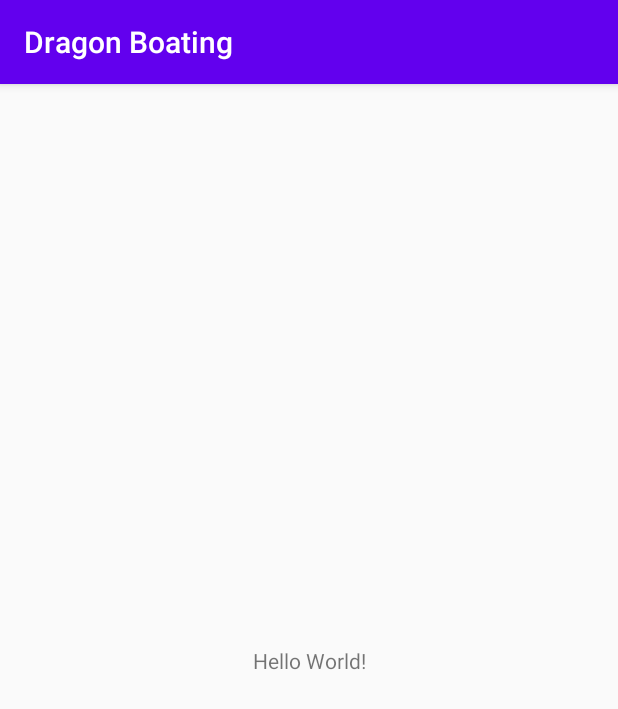
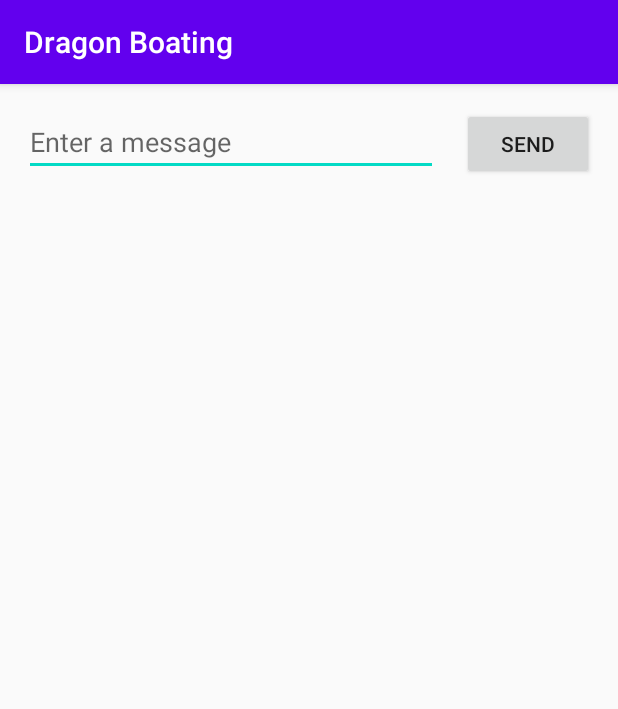
Before and after one commit to JorgeMarcano/AndroidDBoat, an Android app: the screen it shows after launch (MainActivity), on a phone screen of 412 x 824 dp. Shown: the top 709 px of the screen. Run offline under Robolectric (Android 15) with nearby library versions, the phone set to English and light mode, and no system bars.

Commit message:
basic following of the tutorial on website

```diff
--- a/DragonBoating/app/src/main/AndroidManifest.xml
+++ b/DragonBoating/app/src/main/AndroidManifest.xml
@@ -9,6 +9,7 @@
         android:roundIcon="@mipmap/ic_launcher_round"
         android:supportsRtl="true"
         android:theme="@style/AppTheme">
+        <activity android:name=".DisplayMessageActivity" android:parentActivityName=".MainActivity"></activity>
         <activity android:name=".MainActivity">
             <intent-filter>
                 <action android:name="android.intent.action.MAIN" />
--- a/DragonBoating/app/src/main/res/layout/activity_main.xml
+++ b/DragonBoating/app/src/main/res/layout/activity_main.xml
@@ -6,13 +6,33 @@
     android:layout_height="match_parent"
     tools:context=".MainActivity">
 
-    <TextView
+    <EditText
+        android:id="@+id/editText"
+        android:layout_width="0dp"
+        android:layout_height="wrap_content"
+        android:layout_marginStart="16dp"
+        android:layout_marginLeft="16dp"
+        android:layout_marginTop="16dp"
+        android:ems="10"
+        android:hint="@string/edit_message"
+        android:inputType="textPersonName"
+        app:layout_constraintEnd_toStartOf="@+id/button"
+        app:layout_constraintHorizontal_bias="0.5"
+        app:layout_constraintStart_toStartOf="parent"
+        app:layout_constraintTop_toTopOf="parent" />
+
+    <Button
+        android:id="@+id/button"
         android:layout_width="wrap_content"
         android:layout_height="wrap_content"
-        android:text="Hello World!"
-        app:layout_constraintBottom_toBottomOf="parent"
-        app:layout_constraintLeft_toLeftOf="parent"
-        app:layout_constraintRight_toRightOf="parent"
-        app:layout_constraintTop_toTopOf="parent" />
-
+        android:layout_marginStart="16dp"
+        android:layout_marginLeft="16dp"
+        android:layout_marginEnd="16dp"
+        android:layout_marginRight="16dp"
+        android:onClick="sendMessage"
+        android:text="@string/button_send"
+        app:layout_constraintBaseline_toBaselineOf="@+id/editText"
+        app:layout_constraintEnd_toEndOf="parent"
+        app:layout_constraintHorizontal_bias="0.5"
+        app:layout_constraintStart_toEndOf="@+id/editText" />
 </androidx.constraintlayout.widget.ConstraintLayout>
--- a/DragonBoating/app/src/main/res/values/strings.xml
+++ b/DragonBoating/app/src/main/res/values/strings.xml
@@ -1,3 +1,5 @@
 <resources>
     <string name="app_name">Dragon Boating</string>
+    <string name="edit_message">Enter a message</string>
+    <string name="button_send">Send</string>
 </resources>
```
Also changed, not shown: DragonBoating/app/src/main/java/com/dboat/dragonboat/dragonboating/DisplayMessageActivity.java (added, +24 -0 lines), DragonBoating/app/src/main/java/com/dboat/dragonboat/dragonboating/MainActivity.java (+13 -0 lines), DragonBoating/app/src/main/res/layout/activity_display_message.xml (added, +20 -0 lines).
